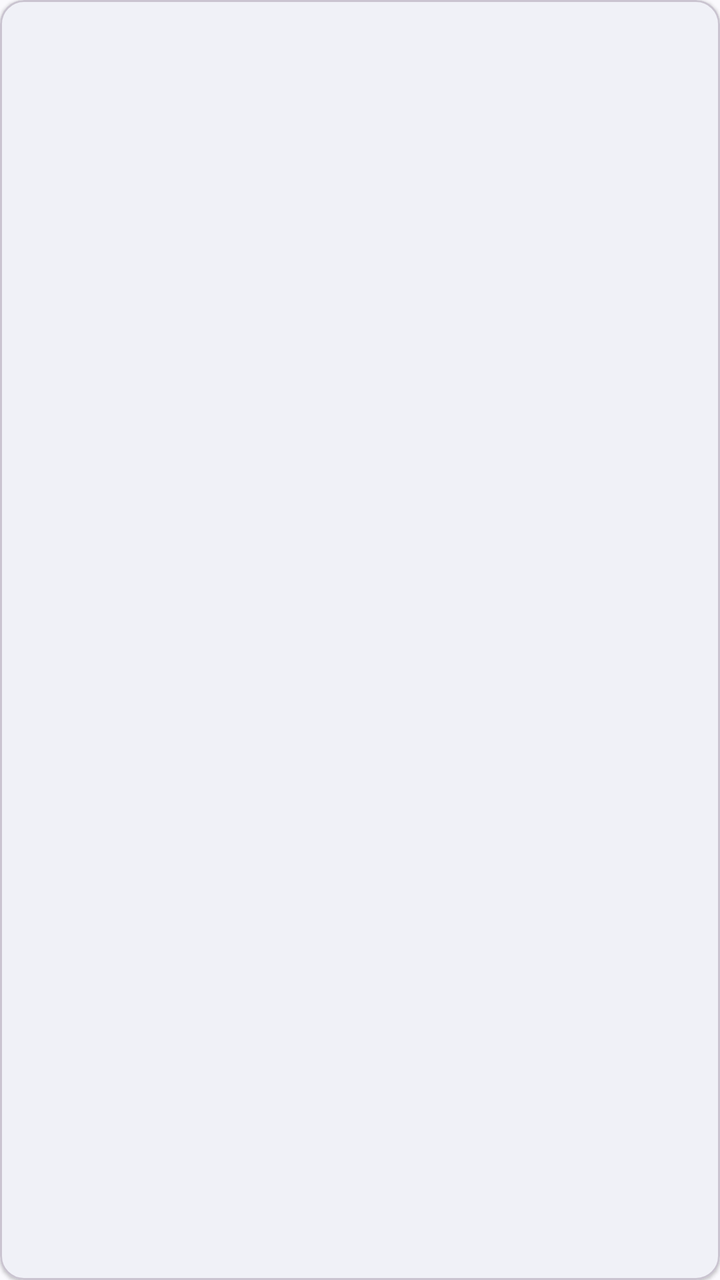
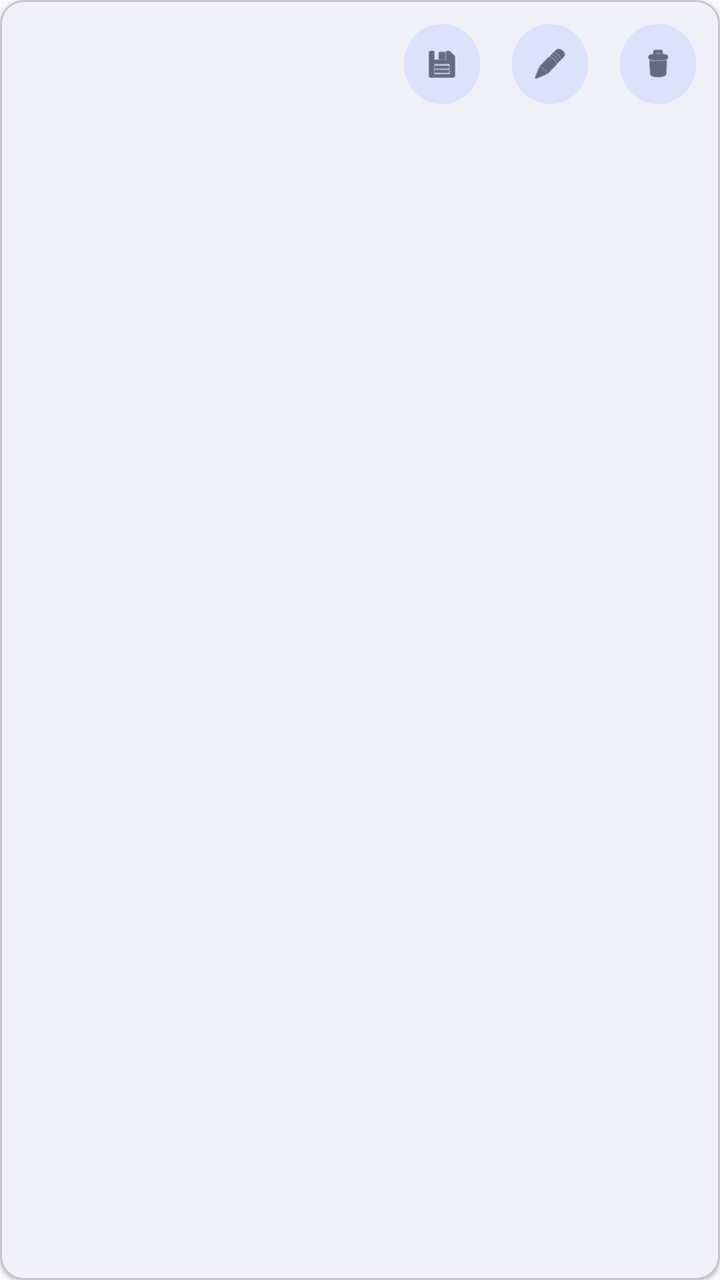

Compare the two renders of this Android layout. The source of the first and the diff that turns it into the second are given below.
<!-- AndroidManifest.xml: application theme Theme.SidebarApp -->
<!-- res/layout/item_memo.xml -->
<?xml version="1.0" encoding="utf-8"?>
<com.google.android.material.card.MaterialCardView
    xmlns:android="http://schemas.android.com/apk/res/android"
    xmlns:app="http://schemas.android.com/apk/res-auto"
    android:id="@+id/card"
    android:layout_width="match_parent"
    android:layout_height="wrap_content"
    android:layout_margin="6dp"
    app:cardCornerRadius="12dp"
    app:cardElevation="1dp">

    <TextView
        android:id="@+id/tvMemoContent"
        android:layout_width="match_parent"
        android:layout_height="wrap_content"
        android:padding="16dp"
        android:textSize="16sp"
        android:textColor="?attr/colorOnSurface"/>
</com.google.android.material.card.MaterialCardView>
<!-- resources referenced by this layout -->
<resources>
  <style name="Theme.SidebarApp" parent="Theme.Material3.DynamicColors.DayNight">
          <item name="windowActionBar">false</item>
          <item name="windowNoTitle">true</item>
      </style>
</resources>

<!-- the commit's change to res/layout/item_memo.xml (unified diff, before → after) -->
@@ -9,11 +9,49 @@
     app:cardCornerRadius="12dp"
     app:cardElevation="1dp">
 
-    <TextView
-        android:id="@+id/tvMemoContent"
+    <LinearLayout
         android:layout_width="match_parent"
         android:layout_height="wrap_content"
-        android:padding="16dp"
-        android:textSize="16sp"
-        android:textColor="?attr/colorOnSurface"/>
+        android:orientation="horizontal"
+        android:gravity="center_vertical"
+        android:padding="8dp">
+
+        <TextView
+            android:id="@+id/tvMemoContent"
+            android:layout_width="0dp"
+            android:layout_height="wrap_content"
+            android:layout_weight="1"
+            android:padding="8dp"
+            android:textSize="16sp"
+            android:textColor="?attr/colorOnSurface"/>
+
+        <com.google.android.material.button.MaterialButton
+            android:id="@+id/btnCopy"
+            style="@style/Widget.Material3.Button.IconButton.Filled.Tonal"
+            android:layout_width="wrap_content"
+            android:layout_height="wrap_content"
+            android:contentDescription="复制"
+            app:icon="@android:drawable/ic_menu_save"
+            app:iconSize="18dp"/>
+
+        <com.google.android.material.button.MaterialButton
+            android:id="@+id/btnEdit"
+            style="@style/Widget.Material3.Button.IconButton.Filled.Tonal"
+            android:layout_width="wrap_content"
+            android:layout_height="wrap_content"
+            android:layout_marginStart="8dp"
+            android:contentDescription="编辑"
+            app:icon="@android:drawable/ic_menu_edit"
+            app:iconSize="18dp"/>
+
+        <com.google.android.material.button.MaterialButton
+            android:id="@+id/btnDelete"
+            style="@style/Widget.Material3.Button.IconButton.Filled.Tonal"
+            android:layout_width="wrap_content"
+            android:layout_height="wrap_content"
+            android:layout_marginStart="8dp"
+            android:contentDescription="删除"
+            app:icon="@android:drawable/ic_menu_delete"
+            app:iconSize="18dp"/>
+    </LinearLayout>
 </com.google.android.material.card.MaterialCardView>
